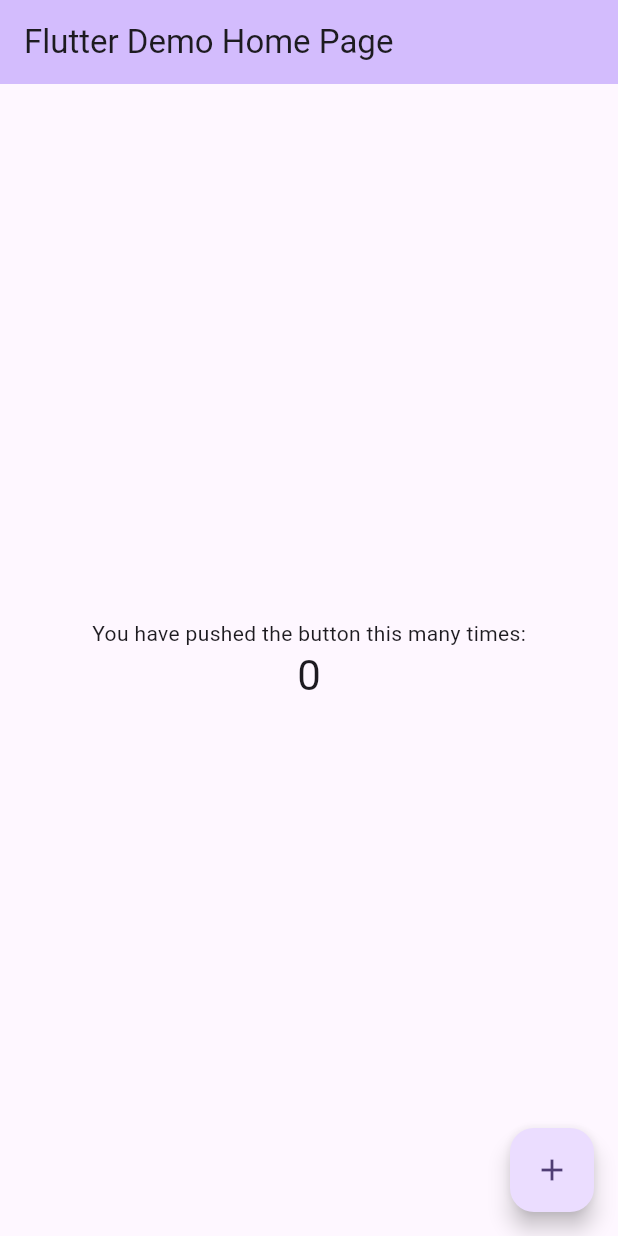
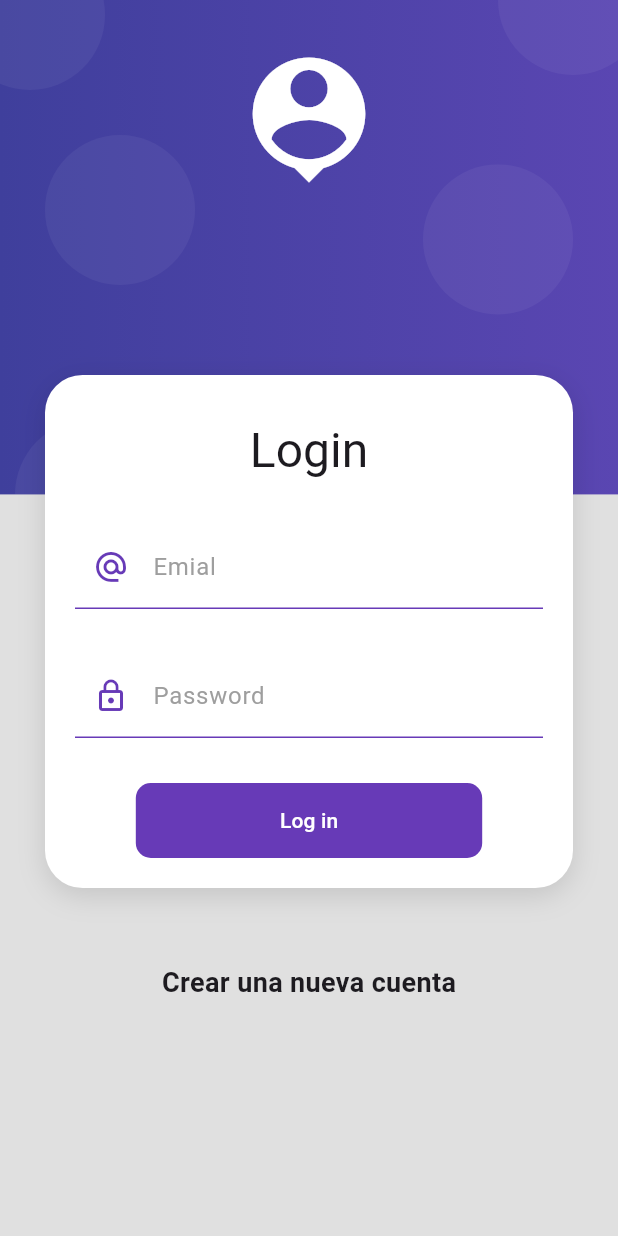
Before and after one commit to alexqgon93/Form-Validation, a Flutter app: the screen it shows after launch, on a phone screen of 412 x 824 dp. Run offline on Flutter 3.47's test engine with Material 3 defaults, Android fonts, the phone set to English and light mode, and no system bars.

Commit message:
feat: add new dependencies. Add new screens and widgets. Add new ui for the input decoration

```diff
--- a/lib/main.dart
+++ b/lib/main.dart
@@ -1,125 +1,29 @@
+import 'package:app_form_validations/screens/screens.dart';
 import 'package:flutter/material.dart';
 
-void main() {
-  runApp(const MyApp());
-}
+void main() => runApp(const MyApp());
 
 class MyApp extends StatelessWidget {
   const MyApp({super.key});
 
-  // This widget is the root of your application.
   @override
   Widget build(BuildContext context) {
     return MaterialApp(
-      title: 'Flutter Demo',
-      theme: ThemeData(
-        // This is the theme of your application.
-        //
-        // TRY THIS: Try running your application with "flutter run". You'll see
-        // the application has a purple toolbar. Then, without quitting the app,
-        // try changing the seedColor in the colorScheme below to Colors.green
-        // and then invoke "hot reload" (save your changes or press the "hot
-        // reload" button in a Flutter-supported IDE, or press "r" if you used
-        // the command line to start the app).
-        //
-        // Notice that the counter didn't reset back to zero; the application
-        // state is not lost during the reload. To reset the state, use hot
-        // restart instead.
-        //
-        // This works for code too, not just values: Most code changes can be
-        // tested with just a hot reload.
-        colorScheme: ColorScheme.fromSeed(seedColor: Colors.deepPurple),
-        useMaterial3: true,
+      title: 'Flutter Form Validation',
+      debugShowCheckedModeBanner: false,
+      theme:
+          ThemeData.light().copyWith(scaffoldBackgroundColor: Colors.grey[300]),
+      home: Scaffold(
+        appBar: AppBar(
+          title: const Text('Form Validation'),
+          elevation: 20,
+        ),
       ),
-      home: const MyHomePage(title: 'Flutter Demo Home Page'),
+      initialRoute: 'login',
+      routes: {
+        'login': (_) => const LoginScreen(),
+        'home': (_) => const HomeScreen(),
+      },
     );
   }
 }
-
-class MyHomePage extends StatefulWidget {
-  const MyHomePage({super.key, required this.title});
-
-  // This widget is the home page of your application. It is stateful, meaning
-  // that it has a State object (defined below) that contains fields that affect
-  // how it looks.
-
-  // This class is the configuration for the state. It holds the values (in this
-  // case the title) provided by the parent (in this case the App widget) and
-  // used by the build method of the State. Fields in a Widget subclass are
-  // always marked "final".
-
-  final String title;
-
-  @override
-  State<MyHomePage> createState() => _MyHomePageState();
-}
-
-class _MyHomePageState extends State<MyHomePage> {
-  int _counter = 0;
-
-  void _incrementCounter() {
-    setState(() {
-      // This call to setState tells the Flutter framework that something has
-      // changed in this State, which causes it to rerun the build method below
-      // so that the display can reflect the updated values. If we changed
-      // _counter without calling setState(), then the build method would not be
-      // called again, and so nothing would appear to happen.
-      _counter++;
-    });
-  }
-
-  @override
-  Widget build(BuildContext context) {
-    // This method is rerun every time setState is called, for instance as done
-    // by the _incrementCounter method above.
-    //
-    // The Flutter framework has been optimized to make rerunning build methods
-    // fast, so that you can just rebuild anything that needs updating rather
-    // than having to individually change instances of widgets.
-    return Scaffold(
-      appBar: AppBar(
-        // TRY THIS: Try changing the color here to a specific color (to
-        // Colors.amber, perhaps?) and trigger a hot reload to see the AppBar
-        // change color while the other colors stay the same.
-        backgroundColor: Theme.of(context).colorScheme.inversePrimary,
-        // Here we take the value from the MyHomePage object that was created by
-        // the App.build method, and use it to set our appbar title.
-        title: Text(widget.title),
-      ),
-      body: Center(
-        // Center is a layout widget. It takes a single child and positions it
-        // in the middle of the parent.
-        child: Column(
-          // Column is also a layout widget. It takes a list of children and
-          // arranges them vertically. By default, it sizes itself to fit its
-          // children horizontally, and tries to be as tall as its parent.
-          //
-          // Column has various properties to control how it sizes itself and
-          // how it positions its children. Here we use mainAxisAlignment to
-          // center the children vertically; the main axis here is the vertical
-          // axis because Columns are vertical (the cross axis would be
-          // horizontal).
-          //
-          // TRY THIS: Invoke "debug painting" (choose the "Toggle Debug Paint"
-          // action in the IDE, or press "p" in the console), to see the
-          // wireframe for each widget.
-          mainAxisAlignment: MainAxisAlignment.center,
-          children: <Widget>[
-            const Text(
-              'You have pushed the button this many times:',
-            ),
-            Text(
-              '$_counter',
-              style: Theme.of(context).textTheme.headlineMedium,
-            ),
-          ],
-        ),
-      ),
-      floatingActionButton: FloatingActionButton(
-        onPressed: _incrementCounter,
-        tooltip: 'Increment',
-        child: const Icon(Icons.add),
-      ), // This trailing comma makes auto-formatting nicer for build methods.
-    );
-  }
-}
--- /dev/null
+++ b/lib/providers/login_from_provider.dart
@@ -0,0 +1,9 @@
+import 'package:flutter/material.dart';
+
+class LoginFromProvider extends ChangeNotifier {
+  GlobalKey<FormState> formKey = GlobalKey<FormState>();
+  String email = '';
+  String password = '';
+
+  bool isValidForm() => formKey.currentState?.validate() ?? false;
+}
--- /dev/null
+++ b/lib/screens/home_screen.dart
@@ -0,0 +1,15 @@
+import 'package:flutter/material.dart';
+
+class HomeScreen extends StatelessWidget {
+  const HomeScreen({super.key});
+
+  @override
+  Widget build(BuildContext context) {
+    return Scaffold(
+      appBar: AppBar(
+        title: const Text('Home Screen'),
+        elevation: 20,
+      ),
+    );
+  }
+}
--- /dev/null
+++ b/lib/screens/login_screen.dart
@@ -0,0 +1,105 @@
+import 'package:app_form_validations/providers/login_from_provider.dart';
+import 'package:app_form_validations/ui/input_decorations.dart';
+import 'package:app_form_validations/widgets/widgets.dart';
+import 'package:flutter/material.dart';
+import 'package:provider/provider.dart';
+
+class LoginScreen extends StatelessWidget {
+  const LoginScreen({super.key});
+
+  @override
+  Widget build(BuildContext context) {
+    return Scaffold(
+      body: AuthBackground(
+          child: SingleChildScrollView(
+        child: Column(
+          children: [
+            const SizedBox(height: 250),
+            CardContainer(
+                child: Column(
+              children: [
+                const SizedBox(height: 10),
+                Text('Login', style: Theme.of(context).textTheme.headlineLarge),
+                const SizedBox(height: 30),
+                ChangeNotifierProvider(
+                  create: (_) => LoginFromProvider(),
+                  child: _LoginForm(),
+                ),
+              ],
+            )),
+            const SizedBox(height: 50),
+            const Text('Crear una nueva cuenta',
+                style: TextStyle(fontSize: 18, fontWeight: FontWeight.bold)),
+            const SizedBox(height: 50),
+          ],
+        ),
+      )),
+    );
+  }
+}
+
+class _LoginForm extends StatelessWidget {
+  @override
+  Widget build(BuildContext context) {
+    final loginForm = Provider.of<LoginFromProvider>(context);
+    return Container(
+      child: Form(
+        key: loginForm.formKey,
+        autovalidateMode: AutovalidateMode.onUserInteraction,
+        child: Column(children: [
+          TextFormField(
+            onChanged: (value) => loginForm.email = value,
+            autocorrect: false,
+            keyboardType: TextInputType.emailAddress,
+            decoration: InputDecorations.authInputDecoration(
+              hintText: 'john.doe@gmail.com',
+              labelText: 'Emial',
+              prefixIcon: Icons.alternate_email_outlined,
+            ),
+            validator: (value) {
+              String pattern =
+                  r'^(([^<>()[\]\\.,;:\s@\"]+(\.[^<>()[\]\\.,;:\s@\"]+)*)|(\".+\"))@((\[[0-9]{1,3}\.[0-9]{1,3}\.[0-9]{1,3}\.[0-9]{1,3}\])|(([a-zA-Z\-0-9]+\.)+[a-zA-Z]{2,}))$';
+              RegExp regExp = RegExp(pattern);
+              return regExp.hasMatch(value ?? '')
+                  ? null
+                  : 'Emial is not correct';
+            },
+          ),
+          const SizedBox(height: 30),
+          TextFormField(
+            onChanged: (value) => loginForm.password = value,
+            autocorrect: false,
+            obscureText: true,
+            keyboardType: TextInputType.emailAddress,
+            decoration: InputDecorations.authInputDecoration(
+              hintText: '*******',
+              labelText: 'Password',
+              prefixIcon: Icons.lock_outline,
+            ),
+            validator: (value) => (value != null && value.length >= 6)
+                ? null
+                : 'Password must be at least 6 characters long',
+          ),
+          const SizedBox(height: 30),
+          MaterialButton(
+              onPressed: () {
+                if (!loginForm.isValidForm()) return;
+                Navigator.pushReplacementNamed(context, 'home');
+              },
+              shape: RoundedRectangleBorder(
+                  borderRadius: BorderRadius.circular(10)),
+              elevation: 0,
+              color: Colors.deepPurple,
+              child: Container(
+                padding:
+                    const EdgeInsets.symmetric(horizontal: 80, vertical: 15),
+                child: const Text(
+                  'Log in',
+                  style: TextStyle(color: Colors.white),
+                ),
+              ))
+        ]),
+      ),
+    );
+  }
+}
--- /dev/null
+++ b/lib/screens/screens.dart
@@ -0,0 +1,2 @@
+export 'package:app_form_validations/screens/home_screen.dart';
+export 'package:app_form_validations/screens/login_screen.dart';
--- /dev/null
+++ b/lib/ui/input_decorations.dart
@@ -0,0 +1,26 @@
+import 'package:flutter/material.dart';
+
+class InputDecorations {
+  static InputDecoration authInputDecoration({
+    required String hintText,
+    required String labelText,
+    IconData? prefixIcon,
+  }) {
+    return InputDecoration(
+      enabledBorder: const UnderlineInputBorder(
+          borderSide: BorderSide(color: Colors.deepPurple)),
+      focusedBorder: const UnderlineInputBorder(
+        borderSide: BorderSide(
+          color: Colors.deepPurple,
+          width: 2,
+        ),
+      ),
+      hintText: hintText,
+      labelText: labelText,
+      labelStyle: const TextStyle(color: Colors.grey),
+      prefixIcon: prefixIcon != null
+          ? Icon(prefixIcon, color: Colors.deepPurple)
+          : null,
+    );
+  }
+}
--- /dev/null
+++ b/lib/widgets/auth_background.dart
@@ -0,0 +1,91 @@
+import 'package:flutter/material.dart';
+
+class AuthBackground extends StatelessWidget {
+  final Widget child;
+
+  const AuthBackground({super.key, required this.child});
+  @override
+  Widget build(BuildContext context) {
+    return SizedBox(
+      width: double.infinity,
+      height: double.infinity,
+      child: Stack(
+        children: [const _PurpleBox(), _HeaderIcon(), child],
+      ),
+    );
+  }
+}
+
+class _HeaderIcon extends StatelessWidget {
+  @override
+  Widget build(BuildContext context) {
+    return SafeArea(
+      child: Container(
+          width: double.infinity,
+          margin: const EdgeInsets.only(top: 30),
+          child: const Icon(Icons.person_pin, color: Colors.white, size: 100)),
+    );
+  }
+}
+
+class _PurpleBox extends StatelessWidget {
+  const _PurpleBox();
+
+  @override
+  Widget build(BuildContext context) {
+    final size = MediaQuery.of(context).size;
+    return Container(
+      width: double.infinity,
+      height: size.height * 0.4,
+      decoration: _purpleBackground(),
+      child: Stack(
+        children: [
+          Positioned(
+            top: 90,
+            left: 30,
+            child: _Bubble(),
+          ),
+          Positioned(
+            top: -40,
+            left: -30,
+            child: _Bubble(),
+          ),
+          Positioned(
+            top: -50,
+            right: -20,
+            child: _Bubble(),
+          ),
+          Positioned(
+            bottom: -50,
+            left: 10,
+            child: _Bubble(),
+          ),
+          Positioned(
+            bottom: 120,
+            right: 30,
+            child: _Bubble(),
+          ),
+        ],
+      ),
+    );
+  }
+
+  BoxDecoration _purpleBackground() => const BoxDecoration(
+          gradient: LinearGradient(colors: [
+        Color.fromRGBO(63, 63, 156, 1),
+        Color.fromRGBO(90, 70, 178, 1),
+      ]));
+}
+
+class _Bubble extends StatelessWidget {
+  @override
+  Widget build(BuildContext context) {
+    return Container(
+      width: 100,
+      height: 100,
+      decoration: BoxDecoration(
+          borderRadius: BorderRadius.circular(100),
+          color: const Color.fromRGBO(255, 255, 255, 0.05)),
+    );
+  }
+}
--- /dev/null
+++ b/lib/widgets/card_container.dart
@@ -0,0 +1,32 @@
+import 'package:flutter/material.dart';
+
+class CardContainer extends StatelessWidget {
+  final Widget child;
+
+  const CardContainer({super.key, required this.child});
+
+  @override
+  Widget build(BuildContext context) {
+    return Padding(
+      padding: const EdgeInsets.symmetric(horizontal: 30.0),
+      child: Container(
+        width: double.infinity,
+        padding: const EdgeInsets.all(20),
+        decoration: _createCardShape(),
+        child: child,
+      ),
+    );
+  }
+
+  BoxDecoration _createCardShape() => BoxDecoration(
+        color: Colors.white,
+        borderRadius: BorderRadius.circular(25),
+        boxShadow: const [
+          BoxShadow(
+            color: Colors.black12,
+            blurRadius: 15,
+            offset: Offset(0, 5),
+          )
+        ],
+      );
+}
--- /dev/null
+++ b/lib/widgets/widgets.dart
@@ -0,0 +1,2 @@
+export 'package:app_form_validations/widgets/card_container.dart';
+export 'package:app_form_validations/widgets/auth_background.dart';
```
Also changed, not shown: pubspec.yaml (+6 -16 lines), pubspec.lock.
